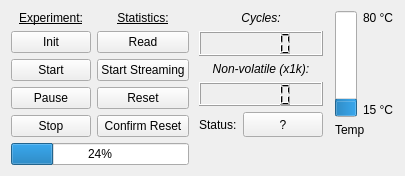
Qt form ui/w_cycletester.ui (johnbatzer18/biomech_flexsea-plan) before a commit.
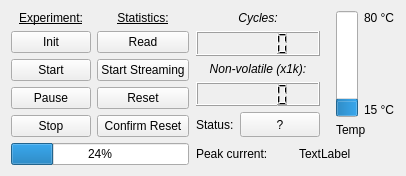
The same form after that commit.

Commit message: Added a peak current display (Cycle Tester)

Patch:
```diff
--- a/ui/w_cycletester.ui
+++ b/ui/w_cycletester.ui
@@ -6,7 +6,7 @@
    <rect>
     <x>0</x>
     <y>0</y>
-    <width>405</width>
+    <width>406</width>
     <height>176</height>
    </rect>
   </property>
@@ -324,6 +324,36 @@
      </property>
     </widget>
    </item>
+   <item row="1" column="2" colspan="3">
+    <layout class="QHBoxLayout" name="horizontalLayout_2">
+     <item>
+      <widget class="QLabel" name="label_8">
+       <property name="sizePolicy">
+        <sizepolicy hsizetype="Expanding" vsizetype="Preferred">
+         <horstretch>0</horstretch>
+         <verstretch>0</verstretch>
+        </sizepolicy>
+       </property>
+       <property name="text">
+        <string>Peak current:</string>
+       </property>
+      </widget>
+     </item>
+     <item>
+      <widget class="QLabel" name="label_peakCurrent">
+       <property name="sizePolicy">
+        <sizepolicy hsizetype="Expanding" vsizetype="Preferred">
+         <horstretch>0</horstretch>
+         <verstretch>0</verstretch>
+        </sizepolicy>
+       </property>
+       <property name="text">
+        <string>TextLabel</string>
+       </property>
+      </widget>
+     </item>
+    </layout>
+   </item>
   </layout>
  </widget>
  <resources/>
```
The commit also changes 1 other file.
